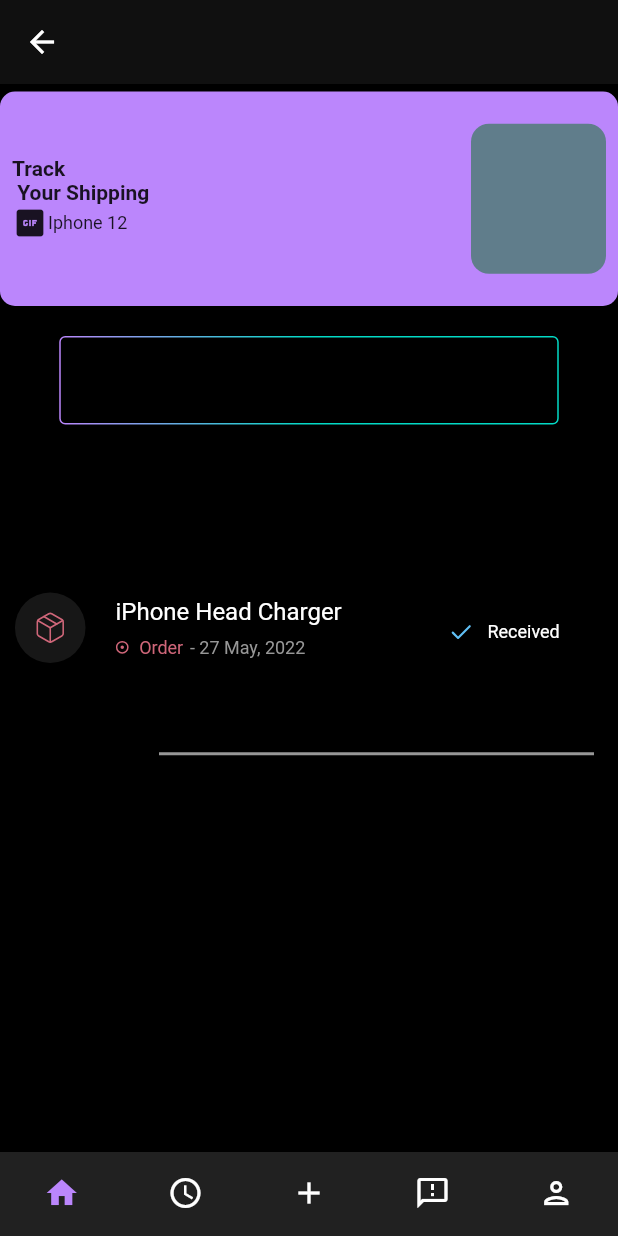
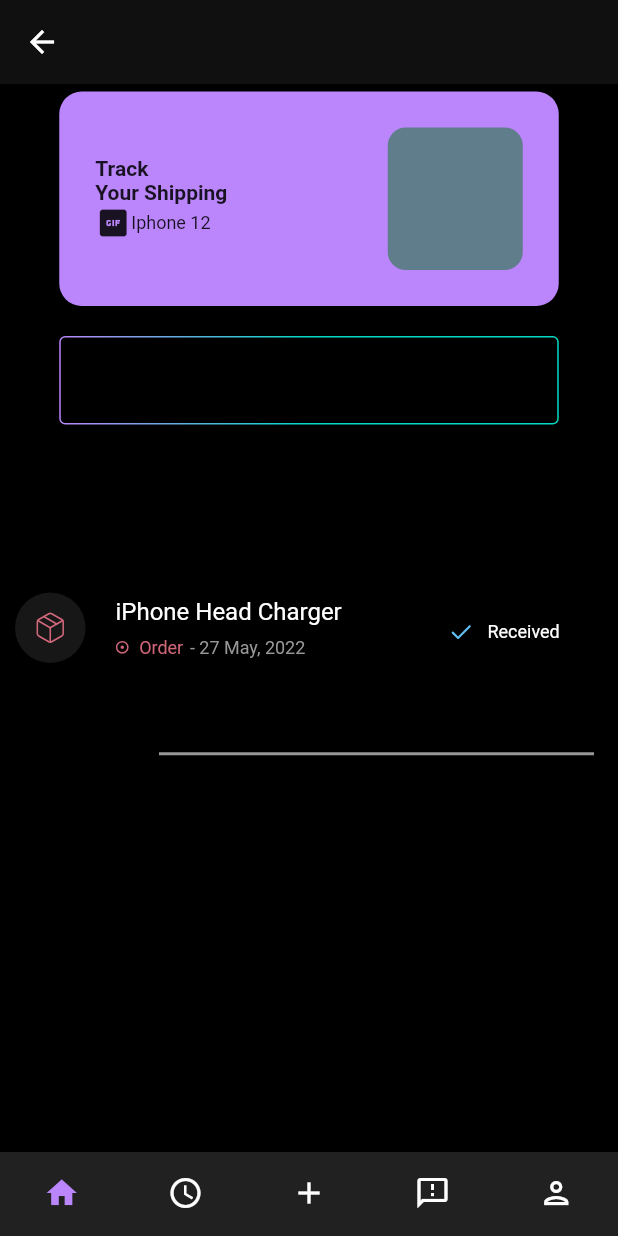
Before and after one commit to antrollingsid/a2b, a Flutter app: the DashBoard screen opened by its route, on a phone screen of 412 x 824 dp. Run offline on Flutter 3.47's test engine with Material 2 defaults, Android fonts, the phone set to English and light mode, and no system bars; our stand-ins replace flutter_svg, get, gradient_borders; Roboto replaces fonts that are missing (SF Pro Display).

Commit message:
Update shippement.dart
adjust the width

```diff
--- a/lib/Components/widgets/shippement.dart
+++ b/lib/Components/widgets/shippement.dart
@@ -10,12 +10,13 @@ class CustomShip extends StatelessWidget {
       padding: const EdgeInsets.fromLTRB(0, 5, 0, 5),
       child: Container(
         height: 143,
+        width: 333,
         decoration: BoxDecoration(
           color: AppColors.primaryDark,
-          borderRadius: BorderRadius.circular(10),
+          borderRadius: BorderRadius.circular(15),
         ),
         child: Padding(
-          padding: const EdgeInsets.all(8.0),
+          padding: const EdgeInsets.fromLTRB(24, 0, 24, 0),
           child: Row(children: [
             Expanded(
                 child: Column(
@@ -25,7 +26,7 @@ class CustomShip extends StatelessWidget {
                 const Align(
                     alignment: Alignment.centerLeft,
                     child: Text(
-                      'Track \n Your Shipping',
+                      'Track\nYour Shipping',
                       style: TextStyle(
                         fontWeight: FontWeight.bold,
                       ),
@@ -44,7 +45,7 @@ class CustomShip extends StatelessWidget {
               ],
             )),
             Container(
-              height: 100,
+              height: 95,
               width: 90,
               decoration: BoxDecoration(
                   color: Colors.blueGrey,
```
